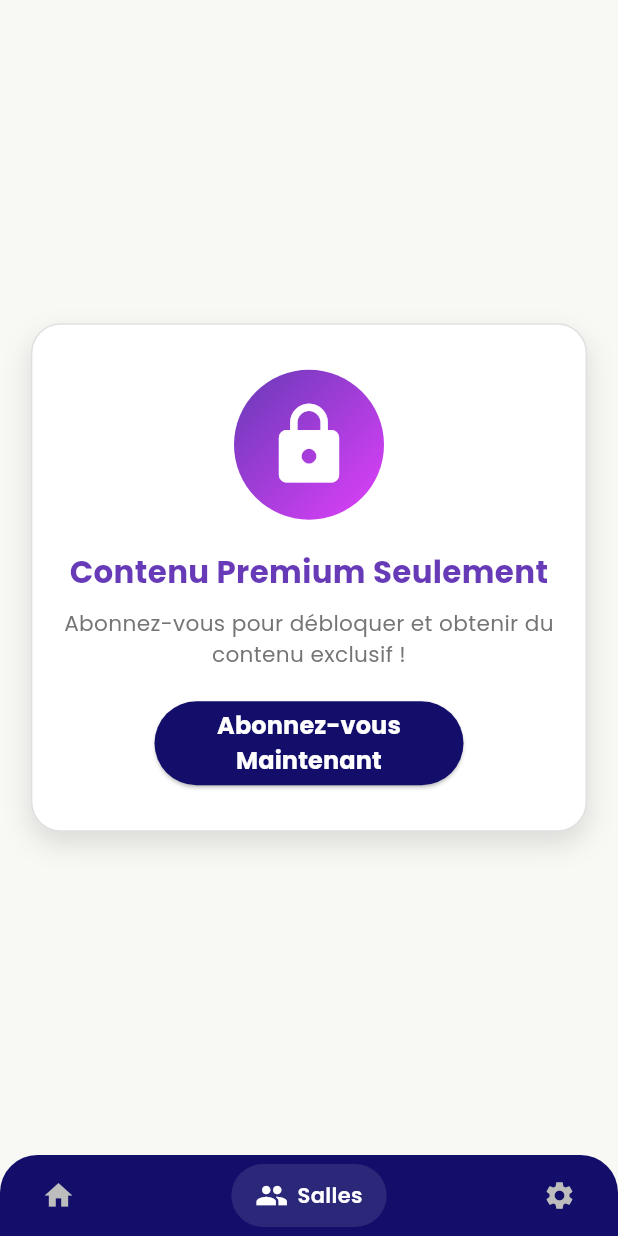
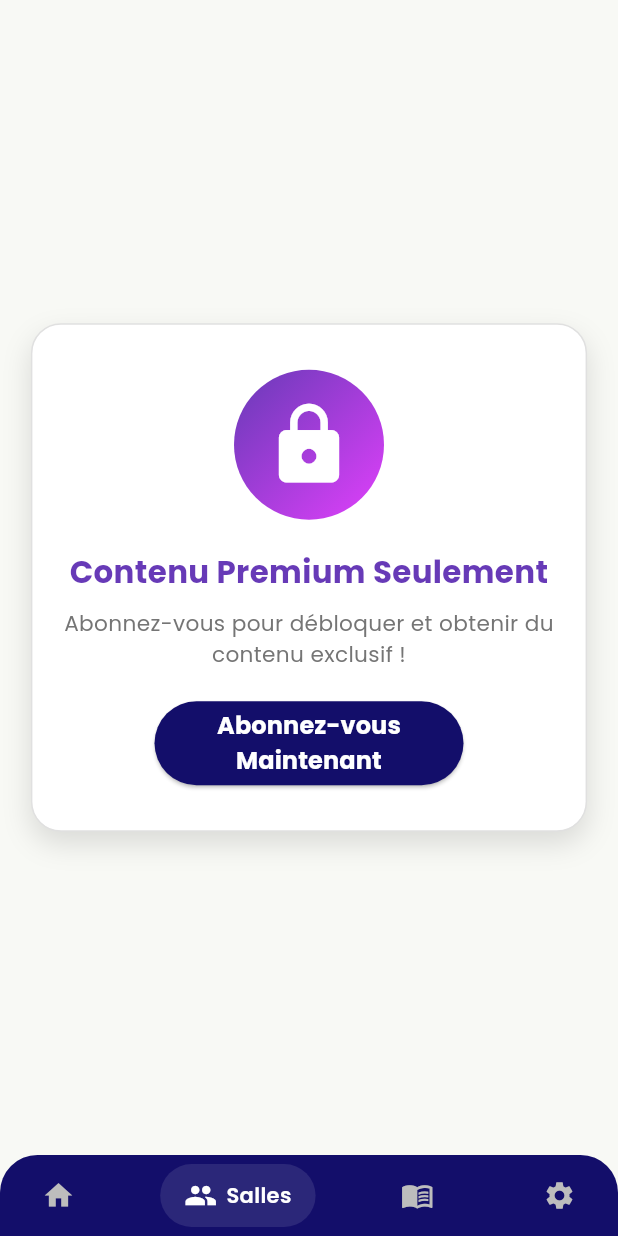
Before and after one commit to zleoslun/Cherche, a Flutter app: the screen it shows once a user with an empty profile is signed in, item 2 of the bottom bar chosen, on a phone screen of 412 x 824 dp. Run offline on Flutter 3.47's test engine with Material 3 defaults, Android fonts, the phone set to English and light mode, and no system bars; drawn by our look-alikes of google_nav_bar; our stand-ins replace awesome_snackbar_content, cached_network_image, cloud_firestore, cloud_functions, file_picker, firebase_auth and 8 more; missing offline and left inert: flutter_stripe, video_compress, video_thumbnail; accounts and stored records are empty.

Commit message:
Initial commit -- Cherche

```diff
--- a/lib/admin/navbar/admin_navbar.dart
+++ b/lib/admin/navbar/admin_navbar.dart
@@ -9,6 +9,7 @@ import 'package:firebase_auth/firebase_auth.dart';
 import 'package:flutter/material.dart';
 import 'package:provider/provider.dart';
 import 'package:google_nav_bar/google_nav_bar.dart';
+import 'package:dailydevotion/admin/navbar/resources.dart';
 
 import '../../providers/user_provider.dart';
 
@@ -51,6 +52,7 @@ class _AdminNavBarState extends State<AdminNavBar> {
       Mails(tr: tr),
       RoomsForAdmin(user: user, tr: tr),
       UserSettingsPage(user: user, tr: tr),
+      const ResourcesScreen(),
     ];
 
     return Scaffold(
@@ -94,6 +96,7 @@ class _AdminNavBarState extends State<AdminNavBar> {
                       GButton(icon: Icons.mail, text: tr.mails),
                       GButton(icon: Icons.group, text: tr.rooms),
                       GButton(icon: Icons.settings, text: tr.settings),
+                      GButton(icon: Icons.menu_book, text: 'Resources'),
                     ],
                     selectedIndex: _selectedIndex,
                     onTabChange: (index) {
--- a/lib/pages/nav.dart
+++ b/lib/pages/nav.dart
@@ -6,6 +6,9 @@ import 'package:firebase_auth/firebase_auth.dart';
 import 'package:flutter/material.dart';
 import 'package:provider/provider.dart';
 import 'package:google_nav_bar/google_nav_bar.dart';
+
+// LEOS -- Importing common page
+import 'package:dailydevotion/admin/navbar/resources.dart';
 
 import '../../providers/user_provider.dart';
 
@@ -37,65 +40,20 @@ class _NavBarState extends State<NavBar> {
     final user = Provider.of<UserProvider>(context).user;
     final tr = AppLocalizations.of(context)!;
 
-    // If user is not yet loaded, show a loader
     if (user == null) {
       return const Scaffold(body: Center(child: SizedBox()));
     }
 
+    // LEOS -- ADDING Resources Page
     final List<Widget> pages = [
       Home(user: user, tr: tr),
       Rooms(user: user, tr: tr),
-      // UserSettingsPage(user: user),
-      // User and admin side settings are same,
-      // SettingsPage(user: user, tr: tr),
+      ResourcesScreen(),            // LEOS -- used both for users and admin
       UserSettingsPage(user: user, tr: tr),
     ];
 
     return Scaffold(
-      // backgroundColor: Colors.white,
       body: pages[_selectedIndex],
-      // bottomNavigationBar: Container(
-      //   decoration: BoxDecoration(
-      //     color: const Color(0xFF130E6A),
-      //     borderRadius: const BorderRadius.only(
-      //       topLeft: Radius.circular(25),
-      //       topRight: Radius.circular(25),
-      //     ),
-      //     boxShadow: [
-      //       BoxShadow(blurRadius: 20, color: Colors.black.withOpacity(.1)),
-      //     ],
-      //   ),
-      //   clipBehavior: Clip.antiAlias, // Ensures child respects rounded corners
-      //   child: SafeArea(
-      //     child: Padding(
-      //       padding: const EdgeInsets.symmetric(horizontal: 15.0, vertical: 8),
-      //       child: GNav(
-      //         rippleColor: Colors.white,
-      //         hoverColor: Colors.white,
-      //         gap: 8,
-      //         activeColor: Colors.white,
-      //         iconSize: 24,
-      //         padding: const EdgeInsets.symmetric(horizontal: 20, vertical: 12),
-      //         duration: const Duration(milliseconds: 400),
-      //         tabBackgroundColor: Colors.white.withOpacity(0.1),
-      //         color: Colors.grey[600]!,
-      //         tabs: [
-      //           GButton(icon: Icons.home, text: tr.home),
-      //           GButton(icon: Icons.group, text: tr.rooms),
-      //           GButton(icon: Icons.settings, text: tr.settings),
-      //         ],
-      //         selectedIndex: _selectedIndex,
-      //         onTabChange: (index) {
-      //           setState(() {
-      //             _selectedIndex = index;
-      //           });
-      //         },
-      //       ),
-      //     ),
-      //   ),
-      // ),
-
-      // 2
       bottomNavigationBar: ClipRRect(
         borderRadius: const BorderRadius.only(
           topLeft: Radius.circular(25),
@@ -109,8 +67,8 @@ class _NavBarState extends State<NavBar> {
             ],
           ),
           child: SafeArea(
-            top: false, // don’t push down
-            bottom: false, // remove iOS home indicator padding
+            top: false,
+            bottom: false,
             child: Padding(
               padding: const EdgeInsets.symmetric(horizontal: 12, vertical: 6),
               child: LayoutBuilder(
@@ -129,8 +87,9 @@ class _NavBarState extends State<NavBar> {
                     tabBackgroundColor: Colors.white.withOpacity(0.1),
                     color: Colors.grey[400],
                     tabs: [
-                      GButton(icon: Icons.home, text: tr.home),
+                      GButton(icon: Icons.home,  text: tr.home),
                       GButton(icon: Icons.group, text: tr.rooms),
+                      GButton(icon: Icons.menu_book, text: 'Resources'), // ⬅️ NUEVO
                       GButton(icon: Icons.settings, text: tr.settings),
                     ],
                     selectedIndex: _selectedIndex,
```
Also changed, not shown: lib/admin/navbar/resources.dart (added, +15 -0 lines), 10 other files.
